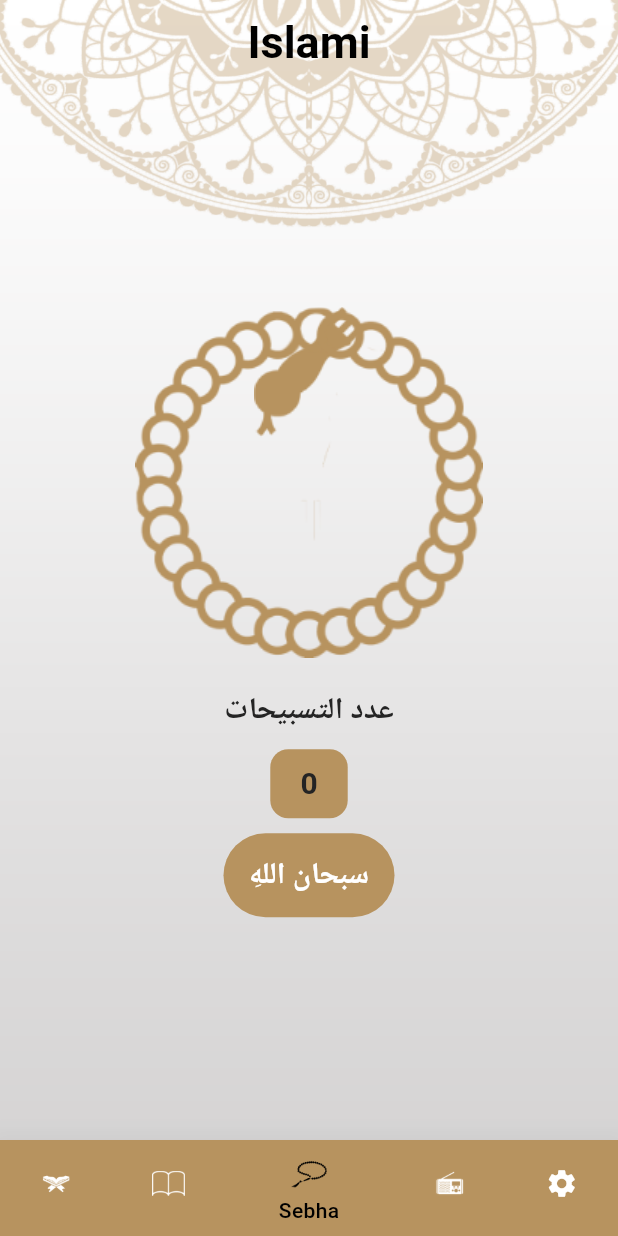
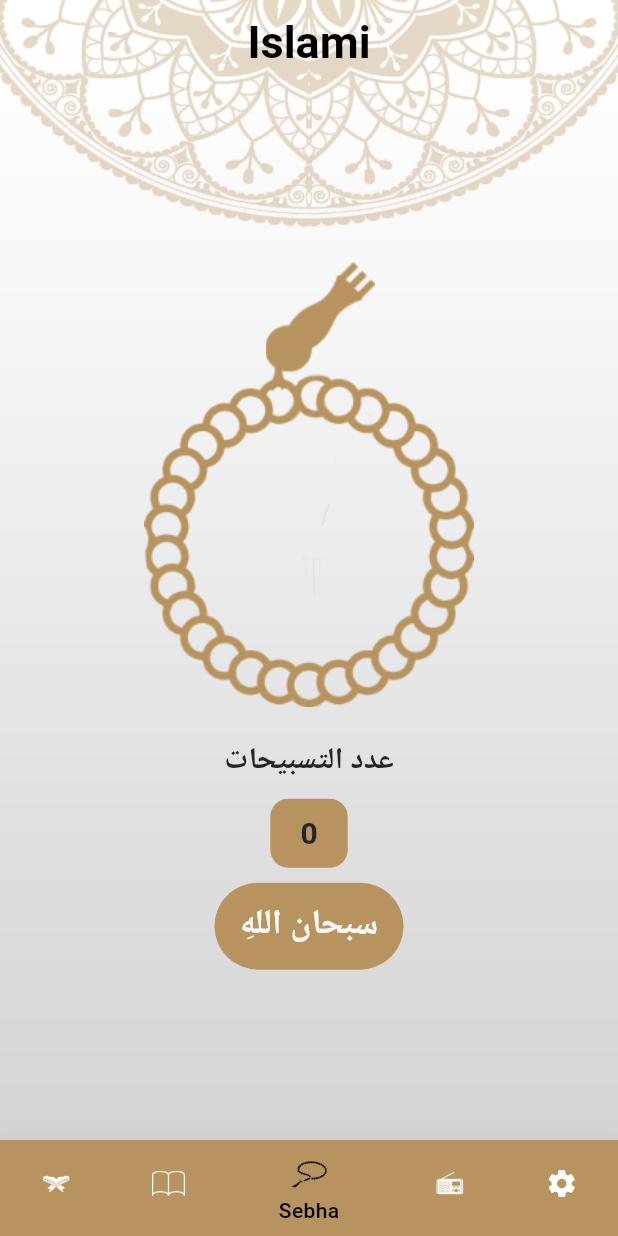
Before and after one commit to MoEhsan10/Islami, a Flutter app: the screen it shows after launch, item 3 of the bottom bar chosen, on a phone screen of 412 x 824 dp. Run offline on Flutter 3.47's test engine with Material 3 defaults, Android fonts, the phone set to English and light mode, and no system bars; generated files the repository leaves out were written again.

Commit message:
+ some UI changes + Provider

```diff
--- a/lib/Config/Theme/My_Theme.dart
+++ b/lib/Config/Theme/My_Theme.dart
@@ -2,9 +2,9 @@ import 'package:flutter/material.dart';
 import 'package:quran_app/Core/Colors_Manager.dart';
 
 class MyTheme {
-  static bool isDarkEnable = false;
   static ThemeData lightTheme = ThemeData(
       colorScheme: ColorScheme.fromSeed(
+        onPrimaryFixed: ColorsManager.lightPrimary,
         onPrimary: ColorsManager.white,
         seedColor: ColorsManager.lightPrimary,
         primary: ColorsManager.lightPrimary,
@@ -45,9 +45,9 @@ class MyTheme {
       ),
     ),
       indicatorColor: ColorsManager.lightPrimary,
-      iconTheme: IconThemeData(color: ColorsManager.yellow),
-      textTheme: TextTheme(
-      headlineMedium: TextStyle(
+      iconTheme: IconThemeData(color: ColorsManager.lightPrimary),
+      textTheme: const TextTheme(
+        headlineMedium: TextStyle(
         fontSize: 21,
         fontWeight: FontWeight.w600,
         color: ColorsManager.blackTextColor,
@@ -78,6 +78,10 @@ class MyTheme {
             fontSize: 23,
             color: ColorsManager.blackTextColor,
             fontWeight: FontWeight.w500),
+        titleSmall: TextStyle(
+            fontSize: 23,
+            color: ColorsManager.white,
+            fontWeight: FontWeight.bold),
       ),
       bottomSheetTheme: BottomSheetThemeData(
           elevation: 12,
@@ -88,6 +92,7 @@ class MyTheme {
           ))));
   static ThemeData darkTheme = ThemeData(
       colorScheme: ColorScheme.fromSeed(
+        onPrimaryFixed: ColorsManager.yellow,
         onPrimary: ColorsManager.darkPrimary,
         seedColor: ColorsManager.darkPrimary,
         primary: ColorsManager.darkPrimary,
@@ -147,7 +152,7 @@ class MyTheme {
         ),
         labelMedium: TextStyle(
             fontSize: 21,
-            color: ColorsManager.yellow,
+            color: ColorsManager.white,
             fontWeight: FontWeight.w500),
         labelSmall: TextStyle(
             fontSize: 18,
@@ -161,6 +166,10 @@ class MyTheme {
             fontSize: 23,
             color: ColorsManager.white,
             fontWeight: FontWeight.w500),
+        titleSmall: TextStyle(
+            fontSize: 23,
+            color: ColorsManager.blackTextColor,
+            fontWeight: FontWeight.bold),
       ),
       bottomSheetTheme: BottomSheetThemeData(
           backgroundColor: ColorsManager.darkPrimary,
--- a/lib/Core/assets_Manager.dart
+++ b/lib/Core/assets_Manager.dart
@@ -6,7 +6,8 @@ class AssetsManager {
   static const String tasbehIcon = '${base}icon_sebha@2x.png';
   static const String radioIcon = '${base}icon_radio@2x.png';
   static const String hadithIcon = '${base}icon_hadeth@2x.png';
-  static const String lightSplash = '${base}splash@3x.png';
+  static const String lightSplash = '${base}splash.png';
+  static const String darkSplash = '${base}splash – Dark.png';
   static const String quranHeaderImage = '${base}qur2an_screen_logo@2x.png';
   static const String hadithHeaderImage = '${base}hadeth_logo@2x.png';
   static const String sebhaBodyLogo = '${base}body_sebha_logo.png';
--- a/lib/MyApp/MyApp.dart
+++ b/lib/MyApp/MyApp.dart
@@ -1,23 +1,28 @@
 import 'package:flutter/material.dart';
 import 'package:flutter_gen/gen_l10n/app_localizations.dart';
 import 'package:flutter_localizations/flutter_localizations.dart'; // <-- Import this
+import 'package:provider/provider.dart';
 import 'package:quran_app/Config/Theme/My_Theme.dart';
 import 'package:quran_app/Core/Routes_Manager.dart';
 import 'package:quran_app/Presentation/Modules/Home_Module/Screens/Hadith_Details_Screen/Hadith_Details_Screen.dart';
 import 'package:quran_app/Presentation/Modules/Home_Module/Screens/Home_Screen.dart';
 import 'package:quran_app/Presentation/Modules/Home_Module/Screens/Quran_Details_Screen/Quran_Details_Screen.dart';
 import 'package:quran_app/Presentation/Modules/Splash_Module/SplashScreen/Splash.dart';
+import 'package:quran_app/Providers/LanguageProvider.dart';
+import 'package:quran_app/Providers/ThemeProvider.dart';
 
 class MyApp extends StatelessWidget {
   const MyApp({super.key});
 
   @override
   Widget build(BuildContext context) {
+    var themeProvider = Provider.of<ThemeProvider>(context);
+    var languageProvider = Provider.of<LanguageProvider>(context);
     return MaterialApp(
       debugShowCheckedModeBanner: false,
       theme: MyTheme.lightTheme,
       darkTheme: MyTheme.darkTheme,
-      themeMode: ThemeMode.light,
+      themeMode: themeProvider.currentTheme,
       routes: {
         RoutesManager.homeRoute: (_) => HomeScreen(),
         RoutesManager.splashRoute: (_) => SplashScreen(),
@@ -32,6 +37,7 @@ class MyApp extends StatelessWidget {
         GlobalCupertinoLocalizations.delegate,
       ],
       supportedLocales: [Locale('ar'), Locale('en')],
+      locale: Locale(languageProvider.currenLanguage),
     );
   }
 }
--- a/lib/Presentation/Modules/Home_Module/Screens/Home_Screen.dart
+++ b/lib/Presentation/Modules/Home_Module/Screens/Home_Screen.dart
@@ -1,12 +1,13 @@
 import 'package:flutter/material.dart';
 import 'package:flutter_gen/gen_l10n/app_localizations.dart';
+import 'package:provider/provider.dart';
 import 'package:quran_app/Core/assets_Manager.dart';
 import 'package:quran_app/Presentation/Modules/Home_Module/Tabs/hadith_Tab/Hadith_Tab.dart';
 import 'package:quran_app/Presentation/Modules/Home_Module/Tabs/quran_Tab/Quran_tab.dart';
 import 'package:quran_app/Presentation/Modules/Home_Module/Tabs/radio_Tab/Radio_Tab.dart';
 import 'package:quran_app/Presentation/Modules/Home_Module/Tabs/setting_Tab/SettingsTab.dart';
 import 'package:quran_app/Presentation/Modules/Home_Module/Tabs/tasbeh_Tab/Tasbeh_Tab.dart';
-import 'package:quran_app/Config/Theme/My_Theme.dart';
+import 'package:quran_app/Providers/ThemeProvider.dart';
 
 class HomeScreen extends StatefulWidget {
   HomeScreen({super.key});
@@ -28,13 +29,16 @@ class _HomeScreenState extends State<HomeScreen> {
 
   @override
   Widget build(BuildContext context) {
+    var themeProvider = Provider.of<ThemeProvider>(context);
     return Container(
       decoration: BoxDecoration(
         image: DecorationImage(
             fit: BoxFit.fill,
-            image: AssetImage(MyTheme.isDarkEnable
-                ? AssetsManager.mainBGgDark
-                : AssetsManager.mainBGgLight)),
+            image: AssetImage(
+              themeProvider.isLightTheme()
+                  ? AssetsManager.mainBGgLight
+                  : AssetsManager.mainBGgDark,
+            )),
       ),
       child: Scaffold(
         appBar: AppBar(
--- a/lib/Presentation/Modules/Home_Module/Tabs/tasbeh_Tab/Tasbeh_Tab.dart
+++ b/lib/Presentation/Modules/Home_Module/Tabs/tasbeh_Tab/Tasbeh_Tab.dart
@@ -1,5 +1,7 @@
 import 'package:flutter/material.dart';
+import 'package:provider/provider.dart';
 import 'package:quran_app/Core/assets_Manager.dart';
+import 'package:quran_app/Providers/ThemeProvider.dart';
 
 class TasbehTab extends StatefulWidget {
   const TasbehTab({super.key});
@@ -22,30 +24,41 @@ class _TasbehTabState extends State<TasbehTab> {
 
   @override
   Widget build(BuildContext context) {
-    return Column(
+    var themeProvider = Provider.of<ThemeProvider>(context);
+    return Center(
+      child: Column(
         mainAxisAlignment: MainAxisAlignment.center,
         children: [
           Stack(
-          alignment: Alignment.center,
+            alignment: Alignment.topCenter,
             children: [
-            Positioned(
-              top: 0,
+              Padding(
+                padding: const EdgeInsets.only(left: 15.0),
                 child: Image.asset(
-                AssetsManager.sebhaHeadLogo,
+                  themeProvider.isLightTheme()
+                      ? AssetsManager.sebhaHeadLogo
+                      : AssetsManager.sebhaHeadLogoDark,
+                  width: 80,
                 ),
               ),
-            Positioned(
+
+              // Sebha Body (Rotating)
+              Padding(
+                padding: const EdgeInsets.only(top: 80),
                 child: AnimatedRotation(
                   turns: turns,
-                duration: Duration(milliseconds: 500),
+                  duration: const Duration(milliseconds: 500),
                   child: Image.asset(
-                  AssetsManager.sebhaBodyLogo,
+                    themeProvider.isLightTheme()
+                        ? AssetsManager.sebhaBodyLogo
+                        : AssetsManager.sebhaBodyLogoDark,
+                    width: 220,
                   ),
                 ),
               ),
             ],
           ),
-        SizedBox(height: 20),
+          const SizedBox(height: 20),
           Row(
             mainAxisAlignment: MainAxisAlignment.center,
             children: [
@@ -57,11 +70,11 @@ class _TasbehTabState extends State<TasbehTab> {
               ),
             ],
           ),
-        SizedBox(height: 10),
+          const SizedBox(height: 10),
           Container(
             padding: const EdgeInsets.symmetric(vertical: 8, horizontal: 20),
             decoration: BoxDecoration(
-            color: Theme.of(context).primaryColor,
+              color: Theme.of(context).colorScheme.primary,
               borderRadius: BorderRadius.circular(12),
             ),
             child: Text(
@@ -71,11 +84,11 @@ class _TasbehTabState extends State<TasbehTab> {
                   ),
             ),
           ),
-        SizedBox(height: 10),
+          const SizedBox(height: 10),
           Container(
             padding: const EdgeInsets.symmetric(vertical: 4, horizontal: 5),
             decoration: BoxDecoration(
-            color: Theme.of(context).primaryColor,
+              color: Theme.of(context).colorScheme.onPrimaryFixed,
               borderRadius: BorderRadius.circular(30),
             ),
             child: TextButton(
@@ -83,6 +96,8 @@ class _TasbehTabState extends State<TasbehTab> {
                 setState(() {
                   counter++;
                   turns += 1 / 33;
+
+                  // Reset after 33 counts
                   if (counter > 33) {
                     counter = 0;
                     index = (index + 1) % tasabeh.length;
@@ -90,16 +105,12 @@ class _TasbehTabState extends State<TasbehTab> {
                   }
                 });
               },
-            child: Text(
-              tasabeh[index],
-              style: Theme.of(context).textTheme.titleMedium?.copyWith(
-                    fontWeight: FontWeight.bold,
-                    color: Colors.white,
-                  ),
-            ),
+              child: Text(tasabeh[index],
+                  style: Theme.of(context).textTheme.titleSmall),
             ),
           ),
         ],
+      ),
     );
   }
 }
--- /dev/null
+++ b/lib/Providers/LanguageProvider.dart
@@ -0,0 +1,11 @@
+import 'package:flutter/material.dart';
+
+class LanguageProvider extends ChangeNotifier {
+  String currenLanguage = 'en';
+
+  void changeAppLanguage(String newLanguage) {
+    if (currenLanguage == newLanguage) return;
+    currenLanguage = newLanguage;
+    notifyListeners();
+  }
+}
--- /dev/null
+++ b/lib/Providers/ThemeProvider.dart
@@ -0,0 +1,15 @@
+import 'package:flutter/material.dart';
+
+class ThemeProvider extends ChangeNotifier {
+  ThemeMode currentTheme = ThemeMode.light;
+
+  void changeAppTheme(ThemeMode newTheme) {
+    if (currentTheme == newTheme) return;
+    currentTheme = newTheme;
+    notifyListeners();
+  }
+
+  bool isLightTheme() {
+    return currentTheme == ThemeMode.light;
+  }
+}
--- a/pubspec.yaml
+++ b/pubspec.yaml
@@ -36,6 +36,7 @@ dependencies:
   # The following adds the Cupertino Icons font to your application.
   # Use with the CupertinoIcons class for iOS style icons.
   cupertino_icons: ^1.0.8
+  provider: ^6.1.2
 
 dev_dependencies:
   flutter_test:
```
Also changed, not shown: lib/Presentation/Modules/Home_Module/Screens/Hadith_Details_Screen/Hadith_Details_Screen.dart (+9 -4 lines), lib/Presentation/Modules/Home_Module/Screens/Quran_Details_Screen/Quran_Details_Screen.dart (+7 -4 lines), lib/Presentation/Modules/Home_Module/Tabs/setting_Tab/Widgets/Language_BottomSheet.dart (+28 -11 lines), lib/Presentation/Modules/Home_Module/Tabs/setting_Tab/Widgets/Theme_BottomSheet.dart (+32 -9 lines), lib/Presentation/Modules/Splash_Module/SplashScreen/Splash.dart (+6 -1 lines), lib/Providers/Settings_Provider.dart (added, +23 -0 lines), lib/main.dart (+11 -1 lines), pubspec.lock. Lines whose indentation alone changed are shown as unchanged.
